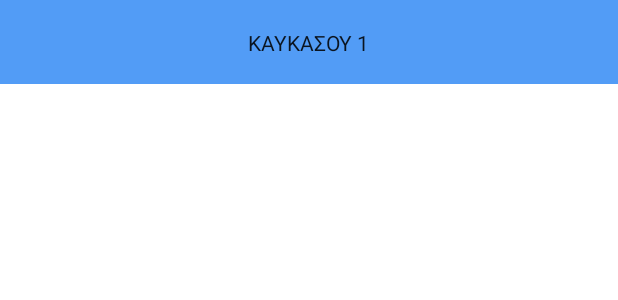
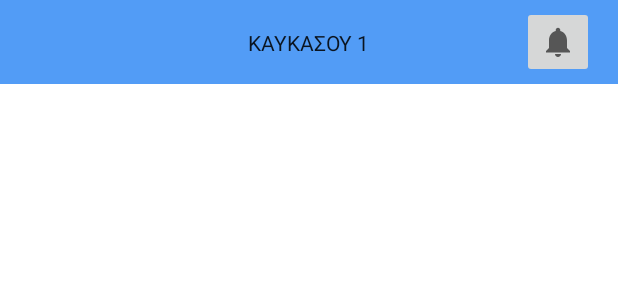
Before and after one commit to teogramm/thessaloniki-transport, an Android app: the layout fragment_stop_details.xml on its own in the app's theme, with its tools: preview values and no code run, on a phone screen of 412 x 824 dp. Shown: the top 300 px of the screen. Run offline under Robolectric (Android 15) with nearby library versions, the phone set to English and light mode, and no system bars.

Commit message:
[layout/fragment_stop_details] Add notification button, fix hard-coded sizes

```diff
--- a/app/src/main/res/layout/fragment_stop_details.xml
+++ b/app/src/main/res/layout/fragment_stop_details.xml
@@ -1,8 +1,6 @@
 <?xml version="1.0" encoding="utf-8"?>
 <androidx.constraintlayout.widget.ConstraintLayout xmlns:android="http://schemas.android.com/apk/res/android"
-    xmlns:app="http://schemas.android.com/apk/res-auto"
-    xmlns:tools="http://schemas.android.com/tools"
-    android:layout_width="match_parent"
+    xmlns:app="http://schemas.android.com/apk/res-auto" xmlns:tools="http://schemas.android.com/tools" android:layout_width="match_parent"
     android:layout_height="match_parent">
 
     <androidx.appcompat.widget.Toolbar
@@ -15,24 +13,31 @@
         app:layout_constraintEnd_toEndOf="parent"
         app:layout_constraintStart_toStartOf="parent"
         app:layout_constraintTop_toTopOf="parent" />
-
     <TextView
-        android:id="@+id/stopName"
         android:layout_width="wrap_content"
-        android:layout_height="wrap_content"
-        app:layout_constraintBottom_toBottomOf="@+id/toolbar2"
-        app:layout_constraintEnd_toEndOf="parent"
-        app:layout_constraintStart_toStartOf="parent"
-        app:layout_constraintTop_toTopOf="@+id/toolbar2"
-        tools:text="ΚΑΥΚΑΣΟΥ 1" />
+        android:layout_height="wrap_content" android:id="@+id/stopName" app:layout_constraintEnd_toEndOf="parent"
+        app:layout_constraintStart_toStartOf="parent" app:layout_constraintBottom_toBottomOf="@+id/toolbar2"
+        app:layout_constraintTop_toTopOf="@+id/toolbar2" tools:text="ΚΑΥΚΑΣΟΥ 1"/>
 
     <androidx.recyclerview.widget.RecyclerView
         android:id="@+id/timeRecyclerView"
         android:layout_width="0dp"
         android:layout_height="0dp"
-        android:layout_marginTop="32dp"
         app:layout_constraintBottom_toBottomOf="parent"
         app:layout_constraintEnd_toEndOf="parent"
         app:layout_constraintStart_toStartOf="parent"
         app:layout_constraintTop_toBottomOf="@+id/toolbar2" />
+
+    <androidx.appcompat.widget.AppCompatImageButton
+        android:id="@+id/addNotificationButton"
+        android:layout_width="wrap_content"
+        android:layout_height="wrap_content"
+        android:layout_marginEnd="16dp"
+        android:contentDescription="@string/addNotifiaction"
+        android:minHeight="48dp"
+        app:layout_constraintBottom_toBottomOf="@+id/toolbar2"
+        app:layout_constraintEnd_toEndOf="@+id/toolbar2"
+        app:layout_constraintTop_toTopOf="@+id/toolbar2"
+        app:srcCompat="@drawable/ic_notifications_black_24dp" />
+
 </androidx.constraintlayout.widget.ConstraintLayout>
```
